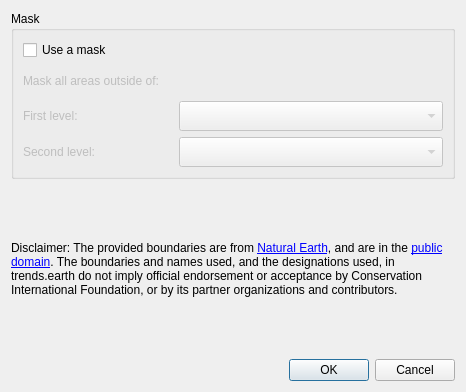
The window that LDMP/gui/DlgVisualizationBasemap.ui (ConservationInternational/trends.earth) describes before a commit, drawn with Qt 5.
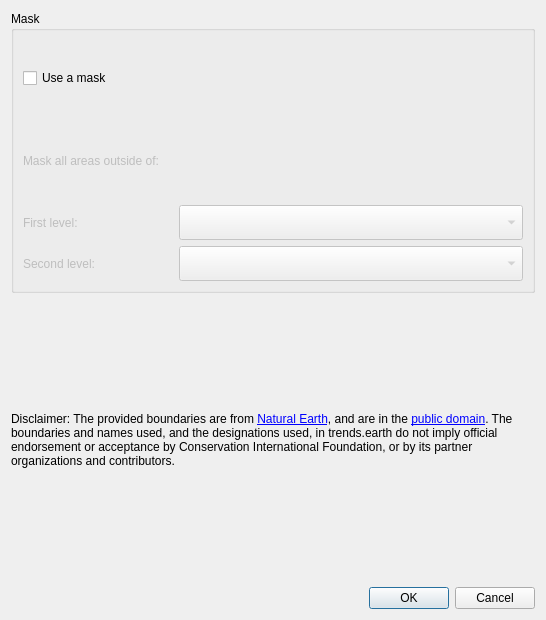
The same window after the commit.

Patch:
```diff
--- a/LDMP/gui/DlgVisualizationBasemap.ui
+++ b/LDMP/gui/DlgVisualizationBasemap.ui
@@ -6,8 +6,8 @@
    <rect>
     <x>0</x>
     <y>0</y>
-    <width>466</width>
-    <height>392</height>
+    <width>546</width>
+    <height>620</height>
    </rect>
   </property>
   <property name="minimumSize">
@@ -34,6 +34,12 @@
      <layout class="QVBoxLayout" name="verticalLayout_3">
       <item>
        <widget class="QCheckBox" name="checkBox_mask">
+        <property name="sizePolicy">
+         <sizepolicy hsizetype="Minimum" vsizetype="Minimum">
+          <horstretch>0</horstretch>
+          <verstretch>0</verstretch>
+         </sizepolicy>
+        </property>
         <property name="text">
          <string>Use a mask</string>
         </property>
@@ -91,7 +97,7 @@
            <bool>false</bool>
           </property>
           <property name="sizePolicy">
-           <sizepolicy hsizetype="Expanding" vsizetype="Fixed">
+           <sizepolicy hsizetype="Expanding" vsizetype="Minimum">
             <horstretch>0</horstretch>
             <verstretch>0</verstretch>
            </sizepolicy>
@@ -144,7 +150,7 @@
            <bool>false</bool>
           </property>
           <property name="sizePolicy">
-           <sizepolicy hsizetype="Expanding" vsizetype="Fixed">
+           <sizepolicy hsizetype="Expanding" vsizetype="Minimum">
             <horstretch>0</horstretch>
             <verstretch>0</verstretch>
            </sizepolicy>
```
